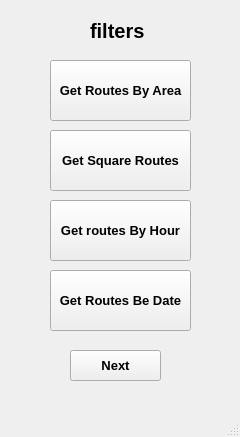
Before: the Qt Designer form filters.ui in wall-et/analyze-paths, drawn with Qt 5.
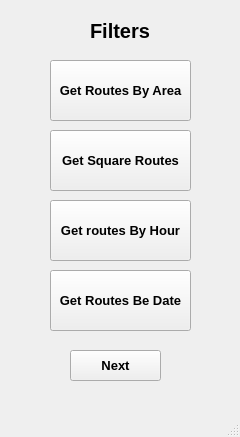
After: the same form once the commit is applied.

What changed in the file:
```diff
--- a/filters.ui
+++ b/filters.ui
@@ -131,7 +131,7 @@
      </font>
     </property>
     <property name="text">
-     <string>filters</string>
+     <string>Filters</string>
     </property>
    </widget>
   </widget>
```
